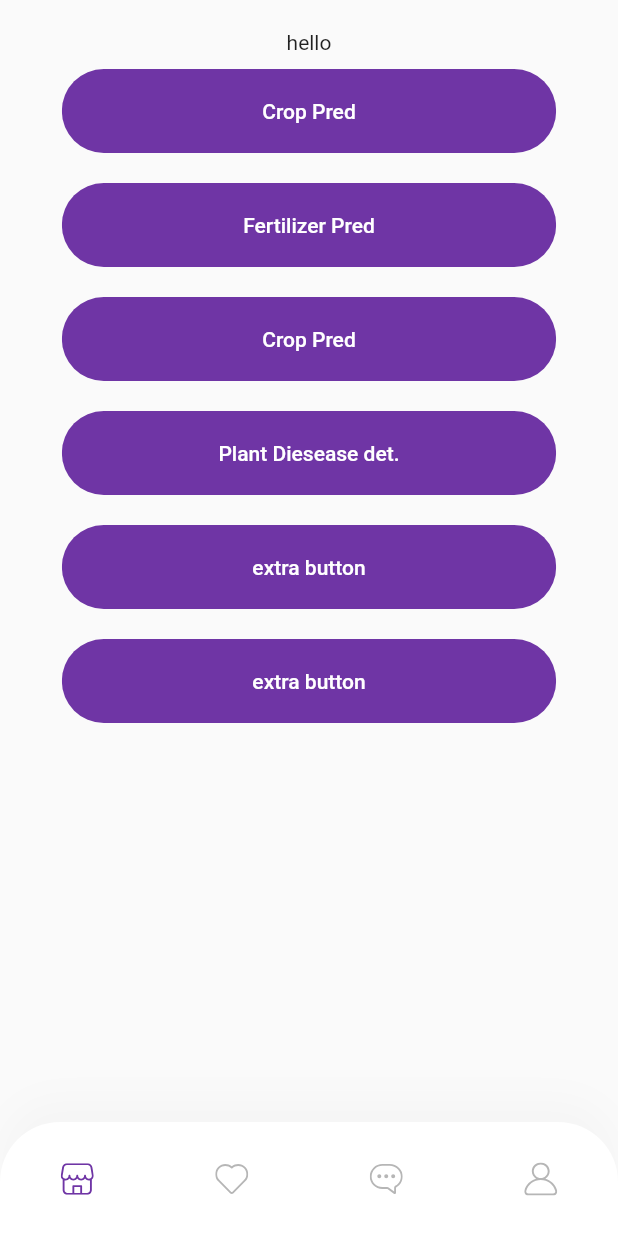
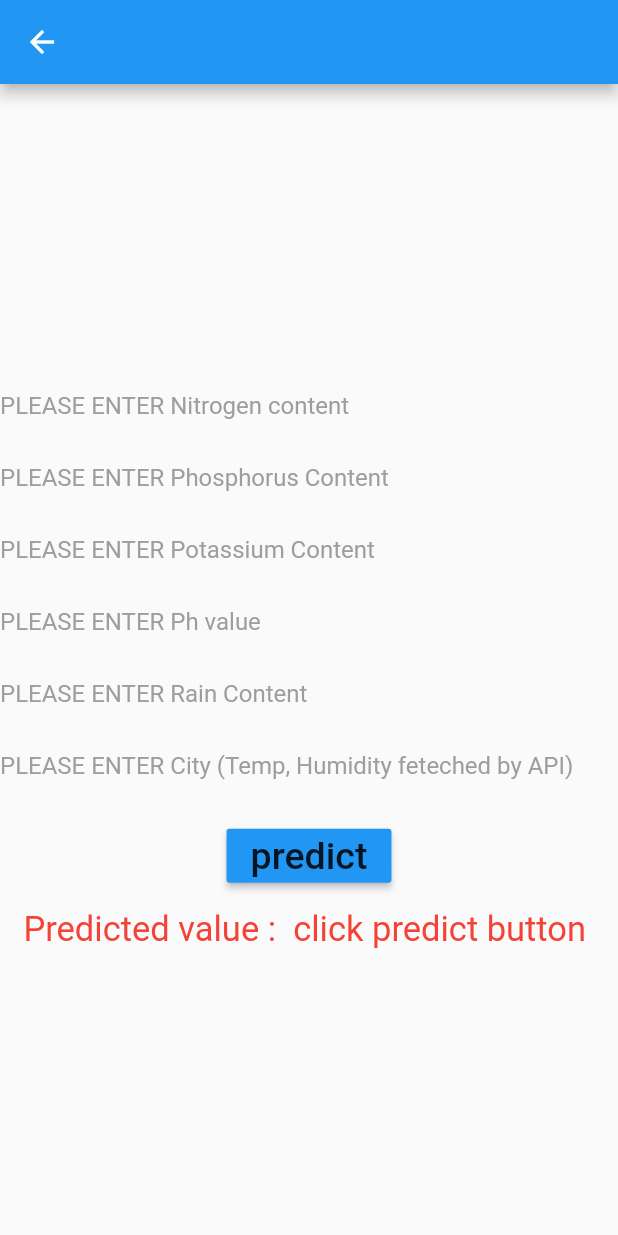
Before and after one commit to shyamkawale/farmersapp_edi, a Flutter app: the HomePage screen opened directly, after a tap on "Crop Pred", on a phone screen of 412 x 824 dp. Run offline on Flutter 3.47's test engine with Material 2 defaults, Android fonts, the phone set to English and light mode, and no system bars; our stand-ins replace camera, firebase_auth, firebase_core, flutter_spinkit, flutter_svg, font_awesome_flutter and 2 more; missing offline and left inert: tflite_flutter; accounts and stored records are empty.

```diff
--- /dev/null
+++ b/lib/screens/Prediction_modules/predModel.dart
@@ -0,0 +1,286 @@
+import 'package:flutter/cupertino.dart';
+import 'package:flutter/material.dart';
+import 'package:tflite_flutter/tflite_flutter.dart';
+import 'package:http/http.dart' as http;
+import 'package:font_awesome_flutter/font_awesome_flutter.dart';
+import 'dart:convert';
+//import 'dart:math';
+//import 'package:math_expressions/math_expressions.dart';
+
+class PredModel extends StatefulWidget {
+  @override
+  _PredModelState createState() => _PredModelState();
+}
+
+class _PredModelState extends State<PredModel> {
+  var predValue = "";
+  @override
+  void initState() {
+    super.initState();
+    predValue = "click predict button";
+  }
+  final N_Controller = TextEditingController();
+  final P_Controller = TextEditingController();
+  final K_Controller = TextEditingController();
+  // final Temp_Controller = TextEditingController();              //del
+  // final Humidity_Controller = TextEditingController();          //del
+  final Ph_Controller = TextEditingController();
+  final Rain_Controller = TextEditingController();              //del
+  final City_Controller = TextEditingController();
+
+  var Temp_api;
+  var Humidity_api;
+
+  Future<void> predData(  ) async { //String strr
+    final interpreter = await Interpreter.fromAsset('ml_model.tflite');
+    //var input = [ [90.0,42.0,43.0,20.0,82.0,6.0,202.0] ];
+    var N_ = double.parse(N_Controller.text);
+    var P_ = double.parse(P_Controller.text);
+    var K_ = double.parse(K_Controller.text);
+    //var Temp_ = double.parse(Temp_Controller.text);
+    //var Humidity_ = double.parse(Humidity_Controller.text);
+    var Ph_ = double.parse(Ph_Controller.text);
+    var Rain_ = double.parse(Rain_Controller.text);
+    var City_ = City_Controller.text;
+
+
+
+    http.Response response = await http.get(Uri.parse("https://api.openweathermap.org/data/2.5/weather?q="+City_.toString()+"&units=metric&appid=e43ac111fdcd8670e101cf9d0f9c7749"));  // any way this is secret
+    var results =jsonDecode(response.body);
+    // setState ((){
+    //   this.Temp_api=results['main']['temp'];
+    //   this.Humidity_api=results['main']['humidity'];
+    // });
+
+    Temp_api=results['main']['temp'];
+    Humidity_api=results['main']['humidity'];
+
+    print("This is what I wanted below");
+    print(Temp_api.toString());
+    print(Humidity_api.toString());
+
+    var Temp_ = double.parse(Temp_api.toString());
+    var Humidity_ = double.parse(Humidity_api.toString());
+    print(Temp_.toString()+ " Temp_");
+    print(Humidity_.toString()+ " Humidity_");
+
+
+    //var input = [ [ N_Controller.text, P_Controller.text, K_Controller.text, Temp_Controller.text, Humidity_Controller.text, Ph_Controller.text, Rain_Controller.text       ]  ];
+    //var input =[[  onePointOne,onePointOne,onePointOne,onePointOne,onePointOne,onePointOne,onePointOne  ]];
+    //print(strr);
+    var input = [[ N_, P_, K_, Temp_, Humidity_, Ph_, Rain_]];
+
+    print('THis is controllers input');
+    print(  N_Controller.text + ' N_Controller.text');
+    print(  P_Controller.text + ' P_Controller.text');
+    print(  K_Controller.text + ' K_Controller.text');
+    // print(  Temp_Controller.text + ' Temp_Controller.text');
+    // print(  Humidity_Controller.text + ' Humidity_Controller.text');
+    print(  Ph_Controller.text + ' Ph_Controller.text');
+    print(  Rain_Controller.text + ' Rain_Controller.text');
+    print(  City_Controller.text + ' City_Controller.text');
+
+
+    var output = List.filled(22, 0).reshape([1, 22]);
+    interpreter.run(input, output);
+    //print(output);
+    print(output[0]);
+    print(output[0][0]);
+    //print(output[0].reduce(max));
+
+    var  x=0;
+    var  maax=output[0][0];
+    var index=0;
+    for(x;x<22;x++)
+    {
+      if (output[0][x]>maax)
+      {
+        maax=output[0][x];
+        index=x;
+      }
+    }
+    print(maax);
+    print(index);
+
+    this.setState(() {
+      //predValue = "abhi";//index.toString();//output[0][0].toString();
+      if (index==0)
+        predValue='Apple';
+      if (index==1)
+        predValue='Banana';
+      if (index==2)
+        predValue='Black Gram';
+      if (index==3)
+        predValue='Chickapea';
+      if (index==4)
+        predValue='Coconut';
+      if (index==5)
+        predValue='Coffee';
+      if (index==6)
+        predValue='Cotton';
+      if (index==7)
+        predValue='Grapes';
+      if (index==8)
+        predValue='Jute';
+      if (index==9)
+        predValue='kidneybeans';
+      if (index==10)
+        predValue='Lentil';
+      if (index==11)
+        predValue='Maize';
+      if (index==12)
+        predValue='Mango';
+      if (index==13)
+        predValue='mothbeans';
+      if (index==14)
+        predValue='mungbean';
+      if (index==15)
+        predValue='Muskmelon';
+      if (index==16)
+        predValue='Orange';
+      if (index==17)
+        predValue='Papaya';
+      if (index==18)
+        predValue='pigeonpeas';
+      if (index==19)
+        predValue='Pomegranate';
+      if (index==20)
+        predValue='Rice';
+      if (index==21)
+        predValue='Watermelon';
+
+
+
+    });
+  }
+
+  @override
+  Widget build(BuildContext context) {
+    return Scaffold(
+      appBar: AppBar(
+        backgroundColor: Colors.blue,
+      ),
+      body: Center(
+        child: Column(
+          mainAxisAlignment: MainAxisAlignment.center,
+          children: [
+
+            TextField(                                               // N
+              controller: N_Controller,
+              keyboardType: TextInputType.number,
+              textAlign: TextAlign.left,
+              decoration: InputDecoration(
+                border: InputBorder.none,
+                hintText: 'PLEASE ENTER Nitrogen content',
+                hintStyle: TextStyle(color: Colors.grey),
+              ),
+            ),
+
+            TextField(                                              // P
+              controller: P_Controller,
+              keyboardType: TextInputType.number,
+              textAlign: TextAlign.left,
+              decoration: InputDecoration(
+                border: InputBorder.none,
+                hintText: 'PLEASE ENTER Phosphorus Content',
+                hintStyle: TextStyle(color: Colors.grey),
+              ),
+            ),
+
+            TextField(                                            // K
+              controller: K_Controller,
+              keyboardType: TextInputType.number,
+              textAlign: TextAlign.left,
+              decoration: InputDecoration(
+                border: InputBorder.none,
+                hintText: 'PLEASE ENTER Potassium Content',
+                hintStyle: TextStyle(color: Colors.grey),
+              ),
+            ),
+
+            // TextField(                                           // Temp
+            //   controller: Temp_Controller,
+            //   keyboardType: TextInputType.number,
+            //   textAlign: TextAlign.left,
+            //   decoration: InputDecoration(
+            //     border: InputBorder.none,
+            //     hintText: 'PLEASE ENTER Temprature',
+            //     hintStyle: TextStyle(color: Colors.grey),
+            //   ),
+            // ),
+
+            // TextField(                                            // Humidity
+            //   controller: Humidity_Controller,
+            //   keyboardType: TextInputType.number,
+            //   textAlign: TextAlign.left,
+            //   decoration: InputDecoration(
+            //     border: InputBorder.none,
+            //     hintText: 'PLEASE ENTER Humidity Content',
+            //     hintStyle: TextStyle(color: Colors.grey),
+            //   ),
+            // ),
+
+            TextField(                                           // Ph
+              controller: Ph_Controller,
+              keyboardType: TextInputType.number,
+              textAlign: TextAlign.left,
+              decoration: InputDecoration(
+                border: InputBorder.none,
+                hintText: 'PLEASE ENTER Ph value',
+                hintStyle: TextStyle(color: Colors.grey),
+              ),
+            ),
+
+            TextField(                                               // Rain
+              controller: Rain_Controller,
+              keyboardType: TextInputType.number,
+              textAlign: TextAlign.left,
+              decoration: InputDecoration(
+                border: InputBorder.none,
+                hintText: 'PLEASE ENTER Rain Content',
+                hintStyle: TextStyle(color: Colors.grey),
+              ),
+            ),
+
+            TextField(                                               // City
+              controller: City_Controller,
+
+              textAlign: TextAlign.left,
+              decoration: InputDecoration(
+                border: InputBorder.none,
+                hintText: 'PLEASE ENTER City (Temp, Humidity feteched by API)',
+                hintStyle: TextStyle(color: Colors.grey),
+              ),
+            ),
+
+            // Text(
+            //   "change the input values in code to get the prediction",
+            //   style: TextStyle(fontSize: 16),
+            // ),
+
+
+            SizedBox(height: 12),
+            MaterialButton(
+              color: Colors.blue,
+              child: Text(
+                "predict",
+                style: TextStyle(fontSize: 25),
+              ),
+
+              onPressed: predData,
+              //onPressed: () {
+              //  predData( 'abhi' );
+              //},
+
+            ),
+            SizedBox(height: 12),
+            Text(
+              "Predicted value :  $predValue ",
+              style: TextStyle(color: Colors.red, fontSize: 23),
+            ),
+          ],
+        ),
+      ),
+    );
+  }
+}
--- a/lib/screens/home/components/body.dart
+++ b/lib/screens/home/components/body.dart
@@ -1,6 +1,7 @@
 import 'package:farmersapp_edi/components/rounded_button.dart';
 import 'package:farmersapp_edi/size_config.dart';
 import 'package:flutter/material.dart';
+import 'package:farmersapp_edi/screens/Prediction_modules/predModel.dart';
 
 class Body extends StatelessWidget {
   const Body({Key? key}) : super(key: key);
@@ -21,6 +22,8 @@ class Body extends StatelessWidget {
                   //               context,
                   //               MaterialPageRoute(
                   //                   builder: (context) => //crop pred file),
+                  Navigator.push(context,
+                      MaterialPageRoute(builder: (context)=>PredModel()));
                   //             );
                 }),
             RoundedButton(
```
Also changed, not shown: pubspec.yaml (+14 -2 lines), pubspec.lock, 2 other files.
